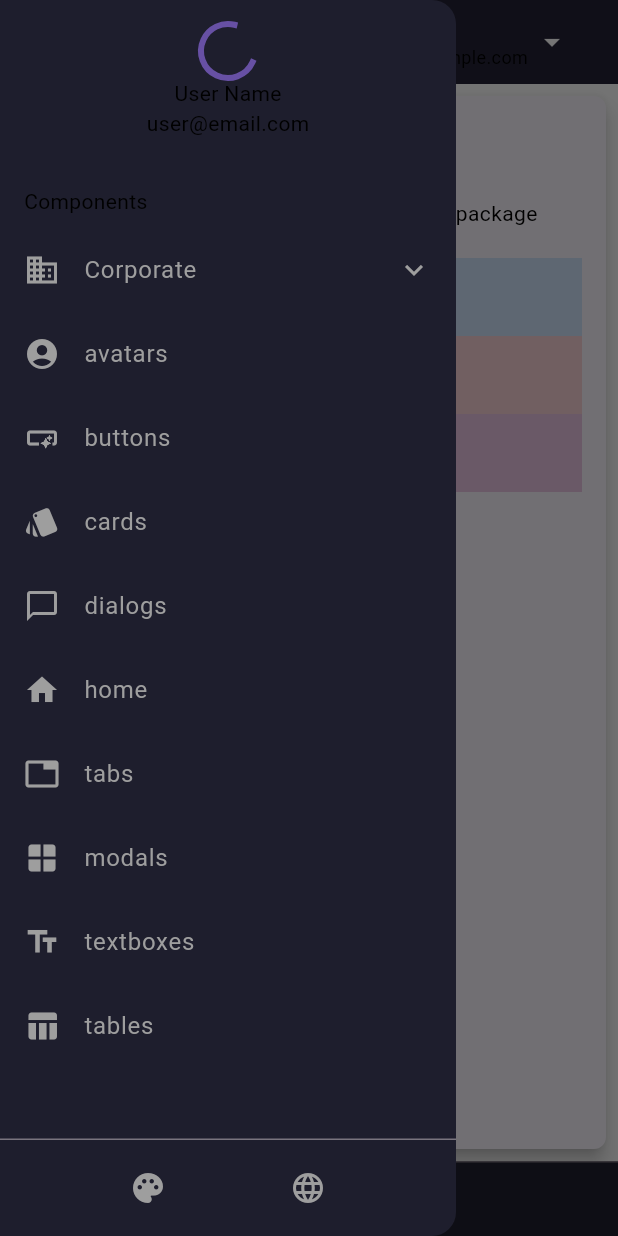
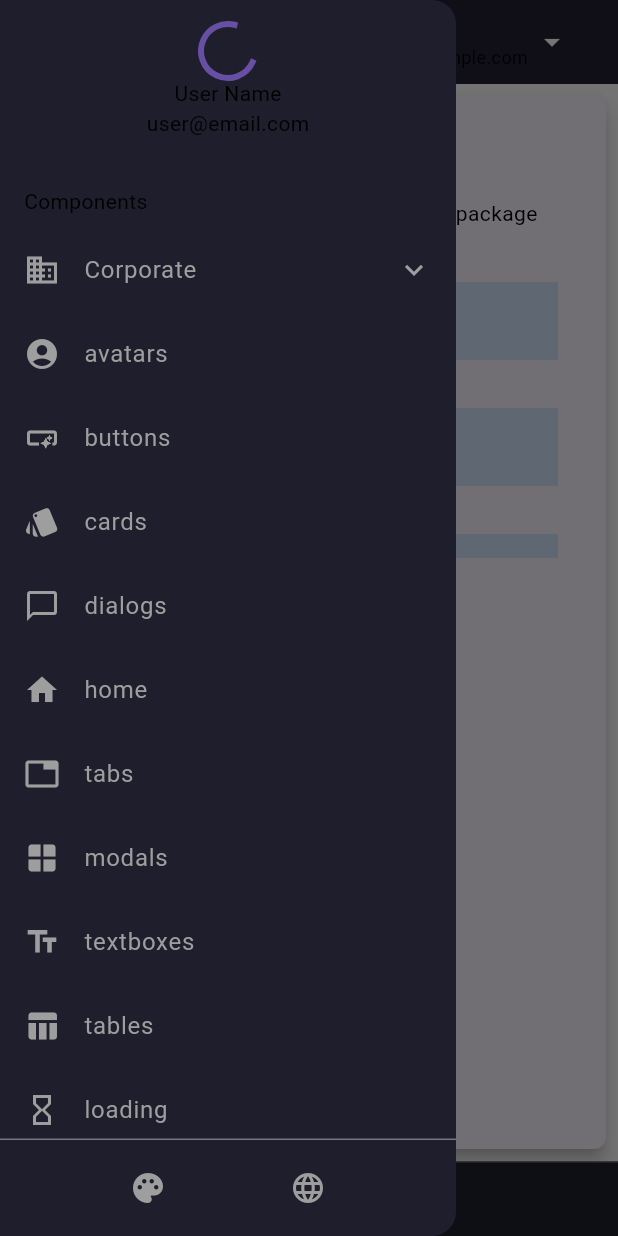
Before and after one commit to cesarmod2017/mod_layout_one, a Flutter app: the screen it shows after launch, with the side drawer open, on a phone screen of 412 x 824 dp. Run offline on Flutter 3.47's test engine with Material 3 defaults, Android fonts, the phone set to English and light mode, and no system bars; our stand-ins replace cached_network_image, flutter_svg, get, shared_preferences.

Commit message:
melhorias n

```diff
--- a/example/lib/main.dart
+++ b/example/lib/main.dart
@@ -4,6 +4,7 @@ import 'package:example/pages/buttons_page.dart';
 import 'package:example/pages/card_page.dart';
 import 'package:example/pages/dialogs_page.dart';
 import 'package:example/pages/home_page.dart';
+import 'package:example/pages/loading_page.dart';
 import 'package:example/pages/modal_page.dart';
 import 'package:example/pages/tables_page.dart';
 import 'package:example/pages/tabs_page.dart';
@@ -110,7 +111,18 @@ class MyApp extends StatelessWidget {
               ? ThemeMode.dark
               : ThemeMode.light,
           translations: AppTranslations(),
-          locale: Get.deviceLocale,
+          locale: Get.find<LanguageController>().currentLocale.value.isNotEmpty
+              ? Locale(
+                  Get.find<LanguageController>()
+                      .currentLocale
+                      .value
+                      .split('_')[0],
+                  Get.find<LanguageController>()
+                      .currentLocale
+                      .value
+                      .split('_')[1],
+                )
+              : const Locale('en', 'US'),
           fallbackLocale: const Locale('en', 'US'),
           debugShowCheckedModeBanner: false,
           getPages: [
@@ -168,6 +180,12 @@ class MyApp extends StatelessWidget {
               transition: Transition.noTransition,
               preventDuplicates: true,
             ),
+            GetPage(
+              name: '/loading',
+              page: () => const LoadingPage(),
+              transition: Transition.noTransition,
+              preventDuplicates: true,
+            ),
           ],
           initialRoute: '/home',
         ));
@@ -209,7 +227,8 @@ class CustomLayout extends StatelessWidget {
         'menu:tabs',
         'menu:modals',
         'menu:textboxes',
-        'menu:tables'
+        'menu:tables',
+        'menu:loading',
       ],
       // menuItems: [
       //   MenuItem(
@@ -395,6 +414,13 @@ class CustomLayout extends StatelessWidget {
               type: 'menu',
               value: 'tables',
             ),
+            MenuItem(
+              title: 'loading',
+              icon: Icons.hourglass_empty,
+              route: '/loading',
+              type: 'menu',
+              value: 'loading',
+            ),
           ],
         ),
       ],
--- a/example/lib/pages/dialogs_page.dart
+++ b/example/lib/pages/dialogs_page.dart
@@ -263,7 +263,7 @@ class DialogsPage extends StatelessWidget {
                         builder: (context) => ModDialog(
                           title: 'Information',
                           onClose: () {
-                            debugPrint('Dialog was closed');
+                            //debugPrint('Dialog was closed');
                           },
                           content: const Column(
                             children: [
--- a/example/lib/pages/home_page.dart
+++ b/example/lib/pages/home_page.dart
@@ -20,8 +20,10 @@ class HomePage extends StatelessWidget {
               const SizedBox(height: 20),
               ModContainer(
                 child: ModRow(
-                  columns: [
-                    ModColumn(
+                  height: 200,
+                  columns: List.generate(20, (index) {
+                    return ModColumn(
+                      padding: const EdgeInsets.all(16),
                       columnSizes: const {
                         ScreenSize.xs: ColumnSize.col12,
                         ScreenSize.md: ColumnSize.col4,
@@ -29,45 +31,10 @@ class HomePage extends StatelessWidget {
                       child: Container(
                         color: Colors.blue.withOpacity(0.2),
                         padding: const EdgeInsets.all(16),
-                        child: const Text('Column 1'),
+                        child: Text('Column ${index + 1}'),
                       ),
-                    ),
-                    ModColumn(
-                      columnSizes: const {
-                        ScreenSize.xs: ColumnSize.none,
-                        ScreenSize.md: ColumnSize.col4,
-                      },
-                      child: Container(
-                        color: Colors.green.withOpacity(0.2),
-                        padding: const EdgeInsets.all(16),
-                        child: const Text('Column 2'),
-                      ),
-                    ),
-                    ModColumn(
-                      columnSizes: const {
-                        ScreenSize.xs: ColumnSize.col12,
-                        ScreenSize.md: ColumnSize.col4,
-                      },
-                      child: Container(
-                        color: Colors.red.withOpacity(0.2),
-                        padding: const EdgeInsets.all(16),
-                        child: const Text('Column 2'),
-                      ),
-                    ),
-                    ModColumn(
-                      columnSizes: const {
-                        ScreenSize.xs: ColumnSize.col12,
-                        ScreenSize.md: ColumnSize.none,
-                        ScreenSize.lg: ColumnSize.none,
-                      },
-                      child: Container(
-                        color: const Color.fromARGB(255, 168, 8, 120)
-                            .withOpacity(0.2),
-                        padding: const EdgeInsets.all(16),
-                        child: const Text('Column 4'),
-                      ),
-                    ),
-                  ],
+                    );
+                  }),
                 ),
               ),
             ],
--- a/lib/mod_layout_one.dart
+++ b/lib/mod_layout_one.dart
@@ -51,6 +51,7 @@ export 'widgets/grid_system/grid_system.dart';
 export 'widgets/grid_system/grid_system_colums.dart';
 export 'widgets/grid_system/grid_system_container.dart';
 export 'widgets/grid_system/grid_system_rows.dart';
+export 'widgets/loading/loading.dart';
 export 'widgets/modal/modal.dart';
 export 'widgets/tabs/tabs.dart';
 export 'widgets/text/text_divider.dart';
--- a/lib/widgets/grid_system/grid_system_rows.dart
+++ b/lib/widgets/grid_system/grid_system_rows.dart
@@ -5,19 +5,21 @@ class ModRow extends StatelessWidget {
   final List<ModColumn> columns;
   final MainAxisAlignment mainAxisAlignment;
   final CrossAxisAlignment crossAxisAlignment;
+  final double? height;
 
   const ModRow({
     super.key,
     required this.columns,
     this.mainAxisAlignment = MainAxisAlignment.start,
     this.crossAxisAlignment = CrossAxisAlignment.start,
+    this.height,
   });
 
   @override
   Widget build(BuildContext context) {
     return LayoutBuilder(
       builder: (context, constraints) {
-        return SizedBox(
+        final content = SizedBox(
           width: constraints.maxWidth,
           child: Wrap(
             spacing: 0,
@@ -26,6 +28,17 @@ class ModRow extends StatelessWidget {
             children: columns,
           ),
         );
+
+        if (height != null) {
+          return SizedBox(
+            height: height,
+            child: SingleChildScrollView(
+              child: content,
+            ),
+          );
+        }
+
+        return content;
       },
     );
   }
--- a/pubspec.yaml
+++ b/pubspec.yaml
@@ -1,6 +1,6 @@
 name: mod_layout_one
 description: A comprehensive Flutter layout package with theming and i18n support
-version: 1.0.30
+version: 1.0.34
 homepage: https://github.com/cesarmod2017/mod_layout_one
 
 environment:
```
Also changed, not shown: example/lib/pages/loading_page.dart (added, +84 -0 lines), lib/controllers/language_controller.dart (+15 -2 lines), lib/widgets/loading/loading.dart (added, +255 -0 lines), 3 other files.
